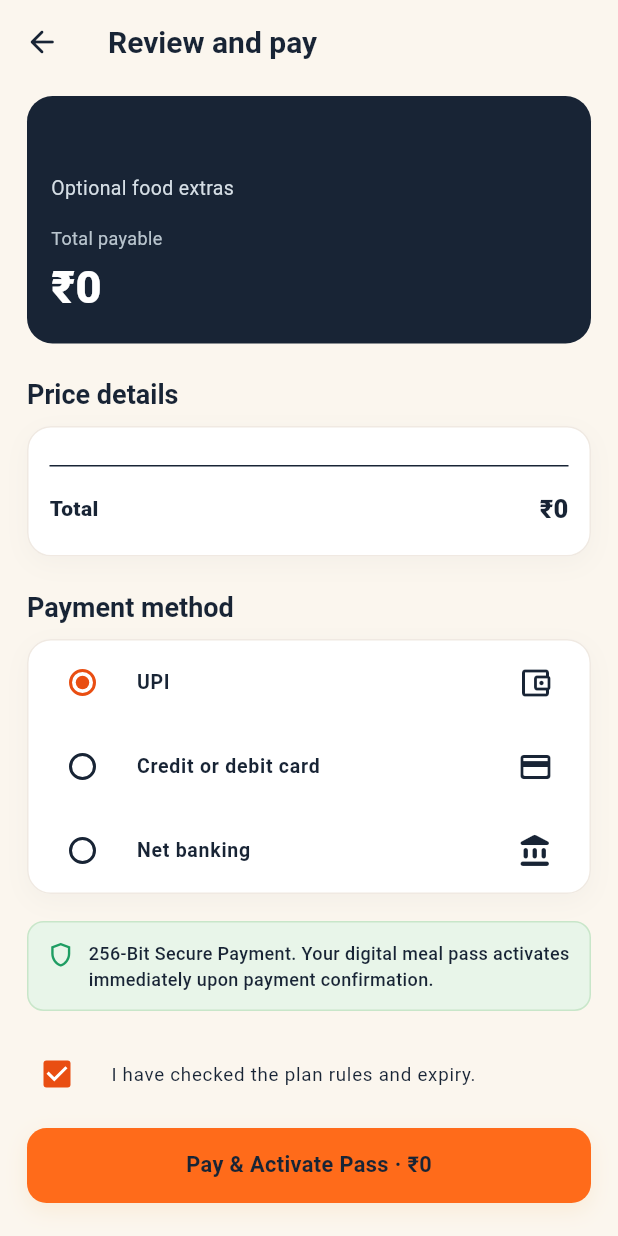
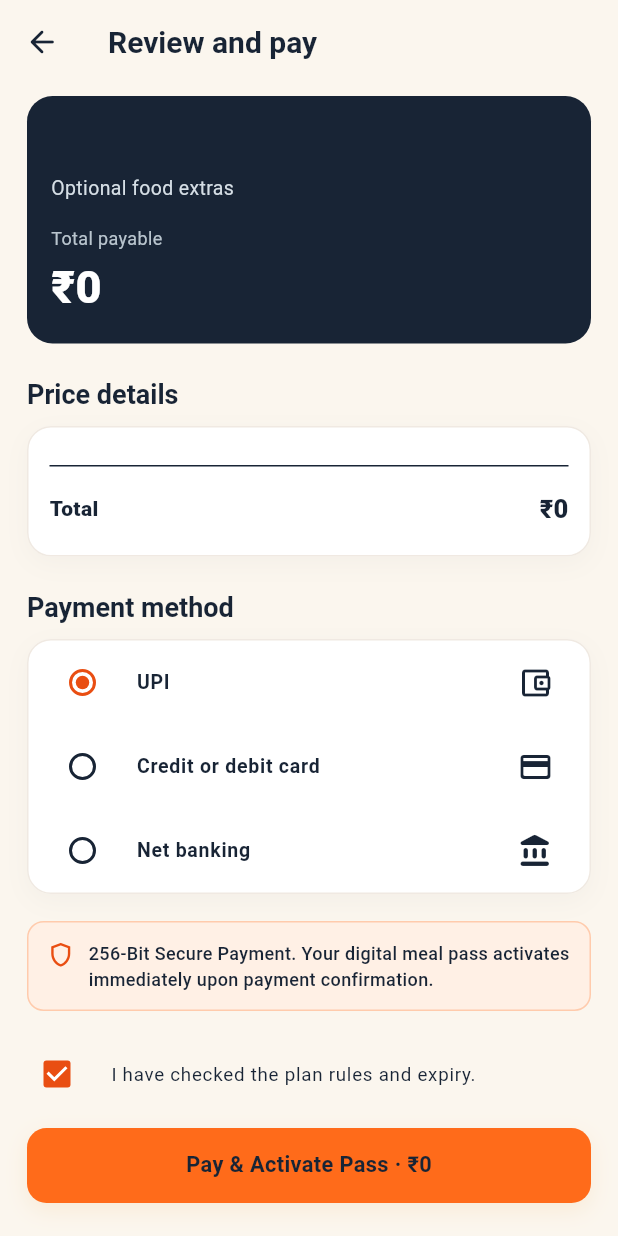
Before and after one commit to re-etikk/mess, a Flutter app: the CheckoutScreen screen opened directly with empty values, on a phone screen of 412 x 824 dp. Run offline on Flutter 3.47's test engine with Material 3 defaults, Android fonts, the phone set to English and light mode, and no system bars; our stand-ins replace qr_flutter, shared_preferences; missing offline and left inert: mobile_scanner; accounts and stored records are empty; Roboto replaces fonts that are missing (Montserrat, OpenSans).

Commit message:
fix(mobile): use canonical Thali API and version login builds

```diff
--- a/apps/mobile_customer/lib/core/repositories/http_mess_repository.dart
+++ b/apps/mobile_customer/lib/core/repositories/http_mess_repository.dart
@@ -8,7 +8,7 @@ class HttpMessRepository implements MessRepository {
       : baseUrl = baseUrl ??
             const String.fromEnvironment(
               'API_BASE_URL',
-              defaultValue: 'https://mess-beta.vercel.app',
+              defaultValue: 'https://www.thali.store',
             );
 
   final String baseUrl;
--- a/apps/mobile_customer/lib/core/theme/mess_theme.dart
+++ b/apps/mobile_customer/lib/core/theme/mess_theme.dart
@@ -19,10 +19,11 @@ class MessColors {
   static const orangeSoft = Color(0xFFFFF0E5); // --mess-orange-soft
 
   // Status
-  static const green = Color(0xFF1F9D63); // --mess-success
-  static const success = Color(0xFF1F9D63);
-  static const greenSoft = Color(0xFFE7F7EE); // --mess-success-soft
-  static const successSoft = Color(0xFFE7F7EE);
+  // Keep success feedback within Thali's warm orange and ink palette.
+  static const green = Color(0xFFE94E12);
+  static const success = Color(0xFFE94E12);
+  static const greenSoft = Color(0xFFFFF0E5);
+  static const successSoft = Color(0xFFFFF0E5);
   static const red = Color(0xFFB42318); // --mess-error
   static const error = Color(0xFFB42318);
   static const disabled = Color(0xFF9AA3AC); // --mess-disabled
--- a/apps/mobile_customer/lib/features/checkout/checkout_screen.dart
+++ b/apps/mobile_customer/lib/features/checkout/checkout_screen.dart
@@ -91,7 +91,7 @@ class _CheckoutScreenState extends State<CheckoutScreen> {
         Text('Payment method', style: Theme.of(context).textTheme.titleLarge), const SizedBox(height: 10),
         CardSurface(padding: EdgeInsets.zero, child: Column(children: [for (final method in ['UPI', 'Credit or debit card', 'Net banking']) RadioListTile<String>(value: method, groupValue: _paymentMethod, onChanged: (value) => setState(() => _paymentMethod = value!), activeColor: MessColors.orangeDark, title: Text(method, style: const TextStyle(fontSize: 13, fontWeight: FontWeight.w600)), secondary: Icon(method == 'UPI' ? Icons.account_balance_wallet_outlined : method == 'Credit or debit card' ? Icons.credit_card_rounded : Icons.account_balance_rounded, color: MessColors.navy))])),
         const SizedBox(height: 18),
-        Container(padding: const EdgeInsets.all(12), decoration: BoxDecoration(color: const Color(0xFFE8F5E9), borderRadius: BorderRadius.circular(11), border: Border.all(color: const Color(0xFFC8E6C9))), child: const Row(crossAxisAlignment: CrossAxisAlignment.start, children: [Icon(Icons.shield_outlined, color: MessColors.green, size: 19), SizedBox(width: 9), Expanded(child: Text('256-Bit Secure Payment. Your digital meal pass activates immediately upon payment confirmation.', style: TextStyle(fontSize: 12, height: 1.4, color: MessColors.navy, fontWeight: FontWeight.w500)))])),
+        Container(padding: const EdgeInsets.all(12), decoration: BoxDecoration(color: MessColors.orangeSoft, borderRadius: BorderRadius.circular(11), border: Border.all(color: MessColors.orange.withOpacity(0.28))), child: const Row(crossAxisAlignment: CrossAxisAlignment.start, children: [Icon(Icons.shield_outlined, color: MessColors.orangeDark, size: 19), SizedBox(width: 9), Expanded(child: Text('256-Bit Secure Payment. Your digital meal pass activates immediately upon payment confirmation.', style: TextStyle(fontSize: 12, height: 1.4, color: MessColors.navy, fontWeight: FontWeight.w500)))])),
         const SizedBox(height: 14),
         CheckboxListTile(contentPadding: EdgeInsets.zero, value: _termsAccepted, onChanged: (v) => setState(() => _termsAccepted = v ?? false), activeColor: MessColors.orangeDark, controlAffinity: ListTileControlAffinity.leading, title: const Text('I have checked the plan rules and expiry.', style: TextStyle(fontSize: 12.5))),
         const SizedBox(height: 8), MessActionButton(label: 'Pay & Activate Pass · ₹$_total', loading: _busy, onPressed: _payAndConfirm),
--- a/apps/mobile_customer/lib/features/history/history_screen.dart
+++ b/apps/mobile_customer/lib/features/history/history_screen.dart
@@ -273,7 +273,7 @@ class HistoryScreen extends StatelessWidget {
                         width: 40,
                         height: 40,
                         decoration: BoxDecoration(
-                          color: const Color(0xFFE8F5E9),
+                          color: MessColors.orangeSoft,
                           borderRadius: BorderRadius.circular(10),
                         ),
                         child: const Icon(Icons.check_circle_outline_rounded, color: MessColors.green, size: 22),
--- a/apps/mobile_customer/lib/features/home/home_screen.dart
+++ b/apps/mobile_customer/lib/features/home/home_screen.dart
@@ -458,7 +458,7 @@ class _SlotCard extends StatelessWidget {
   Widget build(BuildContext context) {
     final (bg, border, text, badge, badgeBg) = switch (state) {
       MealState.available => (const Color(0xFFFFF6E8), MessColors.orange, MessColors.ink, 'LIVE', MessColors.orange),
-      MealState.redeemed => (const Color(0xFFEDF8F1), const Color(0xFF90DDB0), const Color(0xFF14532D), 'DONE', MessColors.green),
+      MealState.redeemed => (MessColors.orangeSoft, const Color(0xFFFFC48D), MessColors.orangeDark, 'DONE', MessColors.orangeDark),
       MealState.upcoming => (Colors.white, MessColors.border, MessColors.ink, 'NEXT', const Color(0xFF6B7280)),
       MealState.ended => (const Color(0xFFF3F4F6), MessColors.border, const Color(0xFF6B7280), 'CLOSED', const Color(0xFF9CA3AF)),
       MealState.unavailable => (Colors.white, MessColors.border, const Color(0xFF9CA3AF), 'OFF', const Color(0xFF9CA3AF)),
@@ -706,8 +706,8 @@ class _GoogleMapsLocationPickerSheetState extends State<_GoogleMapsLocationPicke
               ListTile(
                 contentPadding: EdgeInsets.zero,
                 leading: const CircleAvatar(
-                  backgroundColor: Color(0xFFE8F5E9),
-                  child: Icon(Icons.my_location_rounded, color: Color(0xFF2E7D32)),
+                  backgroundColor: MessColors.orangeSoft,
+                  child: Icon(Icons.my_location_rounded, color: MessColors.orangeDark),
                 ),
                 title: const Text('Use Live Detected Location', style: TextStyle(fontWeight: FontWeight.w700, fontSize: 14, color: MessColors.ink)),
                 subtitle: const Text('Auto-detect your hostel or campus area', style: TextStyle(fontSize: 12, color: MessColors.muted)),
--- a/apps/mobile_customer/lib/features/profile/profile_screen.dart
+++ b/apps/mobile_customer/lib/features/profile/profile_screen.dart
@@ -277,7 +277,7 @@ class ProfileScreen extends StatelessWidget {
                                 }
                                 setSheetState(() => submitting = true);
                                 try {
-                                  final uri = Uri.parse('https://mess-beta.vercel.app/api/support/ticket');
+                                  final uri = Uri.parse('https://www.thali.store/api/support/ticket');
                                   await http.post(
                                     uri,
                                     headers: {'Content-Type': 'application/json'},
--- a/apps/mobile_customer/pubspec.yaml
+++ b/apps/mobile_customer/pubspec.yaml
@@ -1,7 +1,7 @@
 name: mess_customer_app
 description: "Thali customer mobile application"
 publish_to: "none"
-version: 1.0.0+1
+version: 1.0.1+2
 
 environment:
   sdk: ">=3.0.0 <4.0.0"
--- a/apps/mobile_provider/pubspec.yaml
+++ b/apps/mobile_provider/pubspec.yaml
@@ -1,7 +1,7 @@
 name: smart_tiffin_provider
 description: "MESS Kitchen Partner — Food Provider & Kitchen Hub Mobile Application"
 publish_to: "none"
-version: 1.0.0+1
+version: 1.0.1+2
 
 environment:
   sdk: ">=3.0.0 <4.0.0"
```
Also changed, not shown: apps/mobile_customer/lib/core/services/customer_auth_service.dart (+16 -3 lines), apps/mobile_provider/lib/main.dart (+6 -6 lines), apps/mobile_provider/lib/services/provider_api_service.dart (+15 -2 lines).
